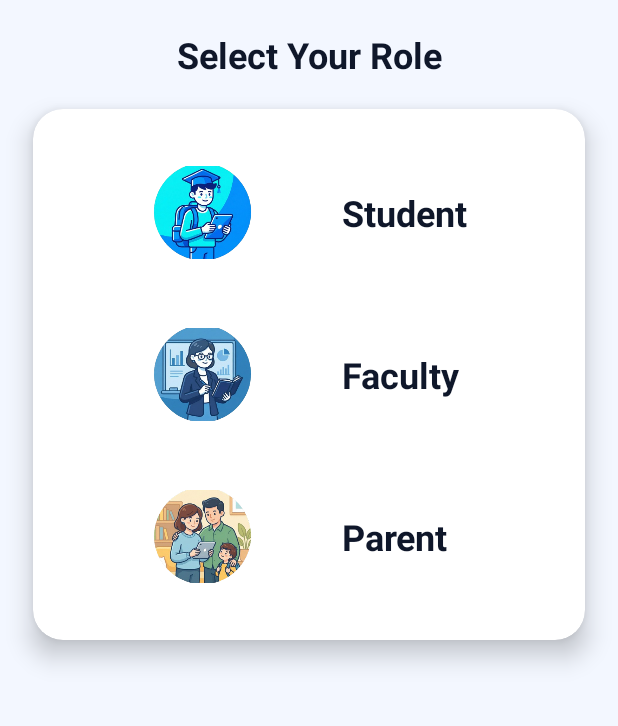
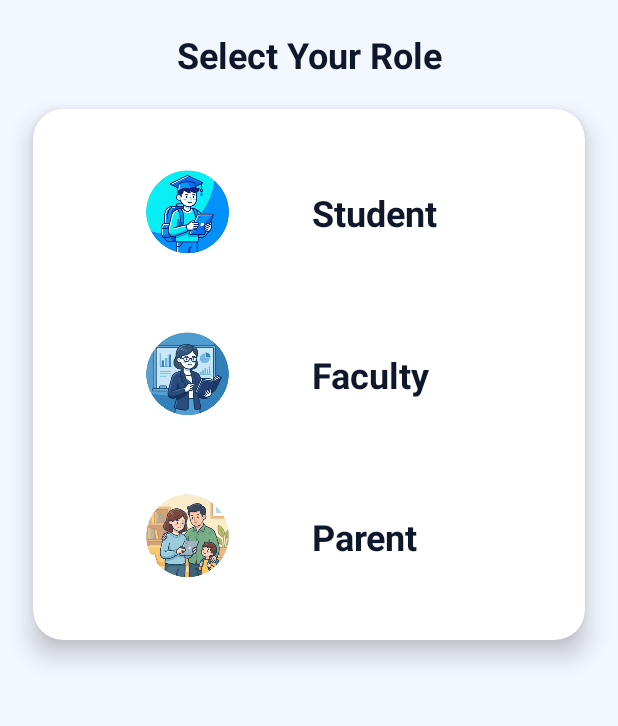
Before and after one commit to vivekaryansingh1981/Attendify, an Android app: the screen it shows after launch (RoleSelectionActivity), on a phone screen of 412 x 824 dp, the part 360-1086 px from its top. Run offline under Robolectric (Android 15) with nearby library versions, the phone set to English and light mode, and no system bars.

```diff
--- a/app/build.gradle.kts
+++ b/app/build.gradle.kts
@@ -3,13 +3,13 @@ plugins {
 }
 
 android {
-    namespace = "com.example.attendify"
+    namespace = "com.codingbros.attendify"
     compileSdk {
         version = release(36)
     }
 
     defaultConfig {
-        applicationId = "com.example.attendify"
+        applicationId = "com.codingbros.attendify"
         minSdk = 24
         targetSdk = 36
         versionCode = 1
--- a/app/src/main/java/com/example/attendify/LoginActivity.java
+++ b/app/src/main/java/com/codingbros/attendify/LoginActivity.java
@@ -1,4 +1,4 @@
-package com.example.attendify;
+package com.codingbros.attendify;
 
 
 import androidx.appcompat.app.AppCompatActivity;
@@ -6,7 +6,6 @@ import androidx.appcompat.app.AppCompatActivity;
 import android.content.Intent;
 import android.os.Bundle;
 import android.text.TextUtils;
-import android.view.View;
 import android.widget.Button;
 import android.widget.ImageButton;
 import android.widget.TextView;
--- a/app/src/main/java/com/example/attendify/RegisterActivity.java
+++ b/app/src/main/java/com/codingbros/attendify/RegisterActivity.java
@@ -1,4 +1,4 @@
-package com.example.attendify;
+package com.codingbros.attendify;
 
 
 import android.content.Intent;
--- a/app/src/main/java/com/example/attendify/RoleSelectionActivity.java
+++ b/app/src/main/java/com/codingbros/attendify/RoleSelectionActivity.java
@@ -1,4 +1,4 @@
-package com.example.attendify;
+package com.codingbros.attendify;
 import android.content.Intent;
 import android.os.Bundle;
 import android.widget.LinearLayout;
--- a/app/src/main/java/com/example/attendify/SplashActivity.java
+++ b/app/src/main/java/com/codingbros/attendify/SplashActivity.java
@@ -1,4 +1,4 @@
-package com.example.attendify;
+package com.codingbros.attendify;
 
 import android.content.Intent;
 import android.os.Bundle;
--- a/app/src/main/java/com/example/attendify/StudashboardActivity.java
+++ b/app/src/main/java/com/codingbros/attendify/StudashboardActivity.java
@@ -1,4 +1,4 @@
-package com.example.attendify;
+package com.codingbros.attendify;
 
 
 import android.os.Bundle;
--- a/app/src/main/res/layout/activity_login.xml
+++ b/app/src/main/res/layout/activity_login.xml
@@ -6,7 +6,7 @@
     android:layout_width="match_parent"
     android:layout_height="match_parent"
     android:background="#F3F8FF"
-    tools:context=".LoginActivity">
+    tools:context="com.codingbros.attendify.LoginActivity">
 
     <!-- Top curved header -->
     <View
--- a/app/src/main/res/layout/activity_register.xml
+++ b/app/src/main/res/layout/activity_register.xml
@@ -5,7 +5,7 @@
     android:layout_width="match_parent"
     android:layout_height="match_parent"
     android:background="#F3F8FF"
-    tools:context=".RegisterActivity">
+    tools:context="com.codingbros.attendify.RegisterActivity">
 
     <!-- Top wave header -->
     <View
--- a/app/src/main/res/layout/activity_role.xml
+++ b/app/src/main/res/layout/activity_role.xml
@@ -76,7 +76,7 @@
                 android:layout_marginBottom="18dp">
 
                 <ImageView
-                    android:layout_width="150dp"
+                    android:layout_width="130dp"
                     android:layout_height="150dp"
                     android:src="@drawable/ic_student"
                     android:padding="8dp" />
@@ -103,7 +103,7 @@
                 android:layout_marginBottom="18dp">
 
                 <ImageView
-                    android:layout_width="150dp"
+                    android:layout_width="130dp"
                     android:layout_height="150dp"
                     android:src="@drawable/ic_faculty"
                     android:padding="8dp" />
@@ -129,7 +129,7 @@
                 android:background="@drawable/ripple_select">
 
                 <ImageView
-                    android:layout_width="150dp"
+                    android:layout_width="130dp"
                     android:layout_height="150dp"
                     android:src="@drawable/ic_parent"
                     android:padding="8dp" />
```
Also changed, not shown: app/src/main/AndroidManifest.xml (+5 -5 lines).
